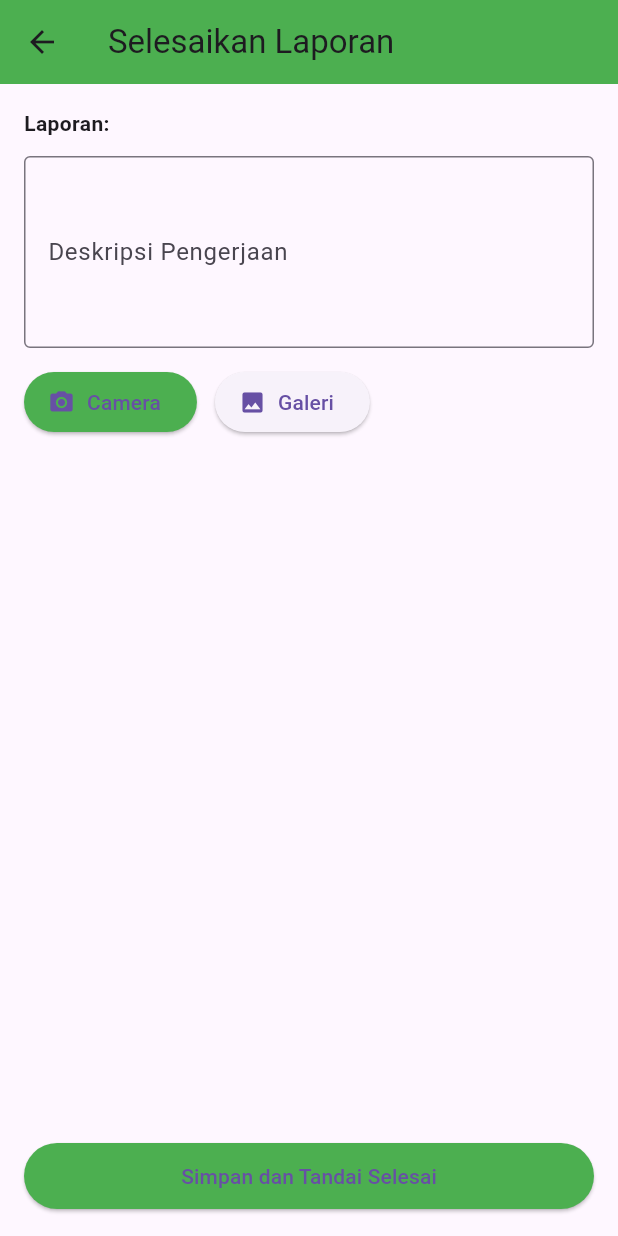
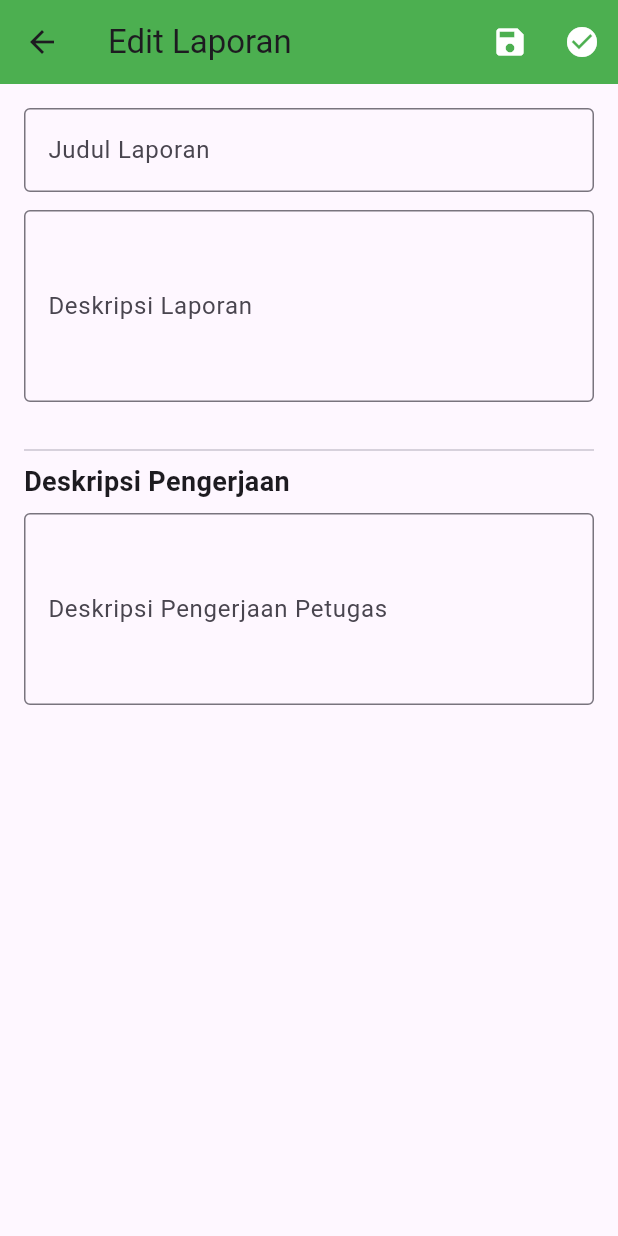
Before and after one commit to habibulloh333/EcoPatrol, a Flutter app: the DetailReportScreen screen opened directly with empty values, after a tap on "Tandai Selesai", on a phone screen of 412 x 824 dp. Run offline on Flutter 3.47's test engine with Material 3 defaults, Android fonts, the phone set to English and light mode, and no system bars; our stand-ins replace cloud_firestore, firebase_auth, firebase_core, flutter_riverpod, geolocator, image_picker and 2 more; accounts and stored records are empty.

Commit message:
mahasiswa 4

```diff
--- a/lib/screens/detail_report_screen.dart
+++ b/lib/screens/detail_report_screen.dart
@@ -1,8 +1,7 @@
-// lib/screens/detail_report_screen.dart (FINAL CODE)
-
 import 'package:flutter/material.dart';
 import 'package:flutter_riverpod/flutter_riverpod.dart';
 import 'package:intl/intl.dart';
+// Hapus: import 'dart:convert'; // HAPUS IMPORT BASE64
 
 import '../models/report_model.dart';
 import '../providers/report_provider.dart';
@@ -13,7 +12,7 @@ class DetailReportScreen extends ConsumerWidget {
 
   const DetailReportScreen({super.key, required this.report});
 
-  // WIDGET HELPER UNTUK MENAMPILKAN GAMBAR (Preview)
+  // WIDGET HELPER UNTUK MENAMPILKAN GAMBAR (Kembali menggunakan URL Network)
   Widget _buildImage(BuildContext context, String url) {
     if (url.isEmpty) {
       // Kotak jika foto tidak ada
@@ -28,18 +27,17 @@ class DetailReportScreen extends ConsumerWidget {
       );
     }
 
-    // Wrap dengan Padding di sini untuk memisahkan gambar secara vertikal
     return Padding(
       padding: const EdgeInsets.only(bottom: 10.0), // Padding di bawah gambar
       child: GestureDetector(
         onTap: () => _showFullImage(context, url), // Logika klik full screen
         child: ClipRRect(
           borderRadius: BorderRadius.circular(12),
-          child: Image.network(
+          child: Image.network( // KEMBALI KE Image.network
             url,
             height: 300,
             width: double.infinity,
-            fit: BoxFit.cover, // Kunci: Menjaga rasio aspek sambil memenuhi kotak
+            fit: BoxFit.cover,
             loadingBuilder: (ctx, child, progress) {
               if (progress == null) return child;
               return Container(height: 300, color: Colors.grey[200], child: const Center(child: CircularProgressIndicator()));
@@ -51,7 +49,7 @@ class DetailReportScreen extends ConsumerWidget {
     );
   }
 
-  // LOGIKA HELPER: TAMPILKAN FOTO FULL SIZE (UX Optimal)
+  // LOGIKA HELPER: TAMPILKAN FOTO FULL SIZE (Menggunakan URL Network)
   void _showFullImage(BuildContext context, String url) {
     if (url.isEmpty) return;
 
@@ -68,9 +66,9 @@ class DetailReportScreen extends ConsumerWidget {
             panEnabled: true,
             minScale: 0.5,
             maxScale: 4.0,
-            child: Image.network(
+            child: Image.network( // KEMBALI KE Image.network
               url,
-              fit: BoxFit.contain, // Mempertahankan rasio aspek di mode full screen
+              fit: BoxFit.contain,
               loadingBuilder: (ctx, child, progress) {
                 if (progress == null) return child;
                 return const Center(child: CircularProgressIndicator(color: Colors.white));
@@ -85,7 +83,7 @@ class DetailReportScreen extends ConsumerWidget {
     );
   }
 
-  // LOGIKA HAPUS (MEMANGGIL PROVIDER)
+  // LOGIKA HAPUS (MEMANGGIL PROVIDER) - Tidak diubah
   void _confirmDelete(BuildContext context, WidgetRef ref, String id) async {
     final ok = await showDialog<bool>(
       context: context,
@@ -117,17 +115,10 @@ class DetailReportScreen extends ConsumerWidget {
 
   @override
   Widget build(BuildContext context, WidgetRef ref) {
-    if (report == null) {
-      return Scaffold(
-        appBar: AppBar(title: const Text('Error Detail')),
-        body: const Center(
-          child: Text('Gagal memuat detail laporan. Data hilang saat navigasi.',
-              textAlign: TextAlign.center),
-        ),
-      );
-    }
+    final isSelesai = report.status.toLowerCase() == 'selesai';
 
-    final isSelesai = report.status.toLowerCase() == 'selesai';
+    // ASUMSI: report.imageUrl adalah String kosong jika tidak ada foto
+    final imageUrl = report.imageUrl.isEmpty ? '' : report.imageUrl;
 
     return Scaffold(
       appBar: AppBar(
@@ -147,7 +138,6 @@ class DetailReportScreen extends ConsumerWidget {
                 );
               },
             ),
-          // Jika ada IconButton lain, tambahkan di sini
         ],
 
       ),
@@ -158,8 +148,9 @@ class DetailReportScreen extends ConsumerWidget {
             crossAxisAlignment: CrossAxisAlignment.start,
             children: [
               // --- 1. FOTO BUKTI AWAL ---
-              _buildImage(context, report.imageUrl),
-              const SizedBox(height: 10), // Jarak setelah gambar
+              // Menggunakan URL/String yang ada
+              _buildImage(context, imageUrl),
+              const SizedBox(height: 10),
 
               // --- DETAIL DATA AWAL ---
               Text(report.title, style: const TextStyle(fontSize: 22, fontWeight: FontWeight.bold)),
@@ -193,22 +184,13 @@ class DetailReportScreen extends ConsumerWidget {
                 Text(report.completionDescription ?? 'Tidak ada deskripsi.'),
                 const SizedBox(height: 12),
 
-                if (report.completionPhotoUrl != null && report.completionPhotoUrl!.isNotEmpty)
-                  Column(
-                    crossAxisAlignment: CrossAxisAlignment.start,
-                    children: [
-                      Text('Foto Hasil Pengerjaan:', style: const TextStyle(fontWeight: FontWeight.w600)),
-                      const SizedBox(height: 8),
-                      // Tampilkan foto penyelesaian
-                      _buildImage(context, report.completionPhotoUrl!),
-                    ],
-                  ),
+                // HAPUS SEMUA LOGIKA FOTO PENYELESAIAN (completionPhotoUrl / completionPhotoBase64)
+
                 const SizedBox(height: 12),
                 Row(
                   children: [
                     const Icon(Icons.check_circle, size: 16, color: Colors.grey),
                     const SizedBox(width: 6),
-                    // Perbaikan Baris Waktu Selesai
                     Text('Selesai pada: ${report.completedAt != null
                         ? DateFormat('dd MMM yyyy, HH:mm').format(report.completedAt!)
                         : 'Waktu belum tersimpan'}'),
@@ -217,7 +199,7 @@ class DetailReportScreen extends ConsumerWidget {
                 const SizedBox(height: 18),
               ],
 
-              // --- Action buttons (MHS 4) ---
+              // --- Action buttons ---
               Row(
                 children: [
                   if (!isSelesai)
@@ -227,6 +209,7 @@ class DetailReportScreen extends ConsumerWidget {
                         icon: const Icon(Icons.check),
                         label: const Text('Tandai Selesai'),
                         onPressed: () async {
+                          // Navigasi ke EditScreen untuk menandai Selesai
                           await Navigator.push(
                             context,
                             MaterialPageRoute(
--- a/lib/screens/edit_report_screen.dart
+++ b/lib/screens/edit_report_screen.dart
@@ -1,12 +1,10 @@
-import 'dart:io';
-
 import 'package:flutter/material.dart';
 import 'package:flutter_riverpod/flutter_riverpod.dart';
-import 'package:image_picker/image_picker.dart';
-import 'package:firebase_storage/firebase_storage.dart';
 
 import '../models/report_model.dart';
 import '../providers/report_provider.dart';
+
+// Hapus import yang tidak diperlukan seperti 'dart:io', 'dart:convert', dan 'package:image_picker/image_picker.dart'
 
 class EditReportScreen extends ConsumerStatefulWidget {
   final ReportModel report;
@@ -19,125 +17,189 @@ class EditReportScreen extends ConsumerStatefulWidget {
 
 class _EditReportScreenState extends ConsumerState<EditReportScreen> {
   final _formKey = GlobalKey<FormState>();
-  final TextEditingController _doneDescController = TextEditingController();
-  File? _pickedImage;
-  final ImagePicker _picker = ImagePicker();
+
+  // Controller untuk data umum laporan
+  late final TextEditingController _titleController;
+  late final TextEditingController _descController;
+
+  // Controller untuk data penyelesaian
+  late final TextEditingController _doneDescController;
+
+  @override
+  void initState() {
+    super.initState();
+    // Inisialisasi controller Judul dan Deskripsi dengan data yang ada
+    _titleController = TextEditingController(text: widget.report.title);
+    _descController = TextEditingController(text: widget.report.description);
+
+    // Inisialisasi Deskripsi Pengerjaan dengan data yang sudah ada (jika sudah diisi sebelumnya)
+    _doneDescController = TextEditingController(text: widget.report.completionDescription ?? '');
+  }
 
   @override
   void dispose() {
+    _titleController.dispose();
+    _descController.dispose();
     _doneDescController.dispose();
     super.dispose();
   }
 
-  Future<void> _pickImage(ImageSource src) async {
-    final XFile? xfile = await _picker.pickImage(source: src, imageQuality: 80);
-    if (xfile != null) {
-      setState(() {
-        _pickedImage = File(xfile.path);
-      });
-    }
-  }
+  // =======================================================
+  // FUNGSI SUBMIT (Metadata Only)
+  // =======================================================
 
-  Future<void> _submit() async {
+  // FUNGSI 1: SIMPAN PERUBAHAN METADATA (Judul/Deskripsi)
+  Future<void> _submitEdit() async {
     if (!_formKey.currentState!.validate()) return;
 
     final updates = <String, dynamic>{
-      'status': 'selesai',
-      'doneDescription': _doneDescController.text.trim(),
+      'title': _titleController.text.trim(),
+      'description': _descController.text.trim(),
     };
-
-    if (_pickedImage != null) {
-      try {
-        final url = await _uploadDoneImage(_pickedImage!);
-        updates['doneImage'] = url;
-      } catch (e) {
-        if (context.mounted) {
-          ScaffoldMessenger.of(context).showSnackBar(SnackBar(content: Text('Gagal upload gambar: $e')));
-          return;
-        }
-      }
-    }
 
     try {
       await ref.read(reportProvider.notifier).updateReport(widget.report.id, updates);
       if (context.mounted) {
+        // Navigasi keluar setelah sukses
         Navigator.pop(context);
         ScaffoldMessenger.of(context).showSnackBar(const SnackBar(content: Text('Laporan berhasil diperbarui')));
       }
     } catch (e) {
       if (context.mounted) {
-        ScaffoldMessenger.of(context).showSnackBar(SnackBar(content: Text('Error: $e')));
+        ScaffoldMessenger.of(context).showSnackBar(SnackBar(content: Text('Error menyimpan perubahan: $e')));
       }
     }
   }
 
-  Future<String> _uploadDoneImage(File file) async {
-    final ts = DateTime.now().millisecondsSinceEpoch;
-    final ref = FirebaseStorage.instance.ref().child('done_images').child('${widget.report.id}_$ts.jpg');
-    final uploadTask = await ref.putFile(file);
-    final url = await ref.getDownloadURL();
-    return url;
+  // FUNGSI 2: MENANDAI SELESAI
+  Future<void> _submitComplete() async {
+    // Validasi form umum (Judul/Deskripsi)
+    if (!_formKey.currentState!.validate()) return;
+
+    // Cek apakah deskripsi pengerjaan diisi (Wajib untuk status Selesai)
+    if (_doneDescController.text.trim().isEmpty) {
+      if (context.mounted) {
+        ScaffoldMessenger.of(context).showSnackBar(const SnackBar(content: Text('Deskripsi Pengerjaan wajib diisi untuk menandai Selesai.')));
+        return;
+      }
+    }
+
+    final updates = <String, dynamic>{
+      // Update data laporan utama
+      'title': _titleController.text.trim(),
+      'description': _descController.text.trim(),
+
+      // Update status penyelesaian
+      'status': 'selesai',
+      'completionDescription': _doneDescController.text.trim(),
+      'completedAt': DateTime.now(),
+
+      // Catatan: completionPhotoUrl/Base64 tidak disentuh/dihapus, nilai lamanya dipertahankan.
+    };
+
+    try {
+      await ref.read(reportProvider.notifier).updateReport(widget.report.id, updates);
+      if (context.mounted) {
+        // Navigasi keluar setelah sukses
+        Navigator.pop(context);
+        ScaffoldMessenger.of(context).showSnackBar(const SnackBar(content: Text('Laporan berhasil diselesaikan!')));
+      }
+    } catch (e) {
+      if (context.mounted) {
+        ScaffoldMessenger.of(context).showSnackBar(SnackBar(content: Text('Error menyelesaikan laporan: $e')));
+      }
+    }
   }
+
 
   @override
   Widget build(BuildContext context) {
+    // Tentukan apakah ini mode 'Selesai' (yaitu, statusnya belum selesai)
+    final isNotSelesai = widget.report.status.toLowerCase() != 'selesai';
+
     return Scaffold(
-      appBar: AppBar(title: const Text('Selesaikan Laporan'), backgroundColor: Colors.green),
-      body: Padding(
+      appBar: AppBar(
+        title: const Text('Edit Laporan'),
+        backgroundColor: Colors.green,
+        actions: [
+          // TOMBOL 1: SIMPAN (Update data utama tanpa mengubah status)
+          IconButton(
+            icon: const Icon(Icons.save, color: Colors.white),
+            onPressed: _submitEdit, // Panggil fungsi Simpan
+            tooltip: 'Simpan Perubahan',
+          ),
+
+          // TOMBOL 2: SELESAI (Hanya muncul jika status BELUM Selesai)
+          if (isNotSelesai)
+            IconButton(
+              icon: const Icon(Icons.check_circle, color: Colors.white),
+              onPressed: _submitComplete, // Panggil fungsi Selesai
+              tooltip: 'Tandai Selesai',
+            ),
+        ],
+      ),
+      body: SingleChildScrollView(
         padding: const EdgeInsets.all(16.0),
         child: Form(
           key: _formKey,
           child: Column(
             crossAxisAlignment: CrossAxisAlignment.stretch,
             children: [
-              Text('Laporan: ${widget.report.title}', style: const TextStyle(fontWeight: FontWeight.bold)),
+              // --- FIELD EDIT JUDUL ---
+              TextFormField(
+                controller: _titleController,
+                decoration: const InputDecoration(
+                  labelText: 'Judul Laporan',
+                  border: OutlineInputBorder(),
+                ),
+                validator: (v) => (v == null || v.trim().isEmpty) ? 'Judul tidak boleh kosong' : null,
+              ),
               const SizedBox(height: 12),
+
+              // --- FIELD EDIT DESKRIPSI AWAL ---
+              TextFormField(
+                controller: _descController,
+                maxLines: 4,
+                decoration: const InputDecoration(
+                  labelText: 'Deskripsi Laporan',
+                  border: OutlineInputBorder(),
+                ),
+                validator: (v) => (v == null || v.trim().isEmpty) ? 'Deskripsi tidak boleh kosong' : null,
+              ),
+              const SizedBox(height: 24),
+
+              // --- DETAIL PENYELESAIAN ---
+              const Divider(),
+              const Text('Deskripsi Pengerjaan', style: TextStyle(fontSize: 18, fontWeight: FontWeight.bold)),
+              const SizedBox(height: 8),
+
               TextFormField(
                 controller: _doneDescController,
                 maxLines: 4,
                 decoration: const InputDecoration(
-                  labelText: 'Deskripsi Pengerjaan',
+                  labelText: 'Deskripsi Pengerjaan Petugas',
                   border: OutlineInputBorder(),
                 ),
-                validator: (v) => (v == null || v.trim().isEmpty) ? 'Isi deskripsi pengerjaan' : null,
+                // Matikan input jika sudah selesai dan hanya boleh dilihat
+                enabled: isNotSelesai,
               ),
               const SizedBox(height: 12),
 
-              Row(
-                children: [
-                  ElevatedButton.icon(
-                    style: ElevatedButton.styleFrom(backgroundColor: Colors.green),
-                    onPressed: () => _pickImage(ImageSource.camera),
-                    icon: const Icon(Icons.camera_alt),
-                    label: const Text('Camera'),
+              const SizedBox(height: 30),
+
+              // Teks peringatan jika sudah selesai
+              if (!isNotSelesai)
+                Container(
+                  padding: const EdgeInsets.all(12),
+                  decoration: BoxDecoration(
+                    color: Colors.green.shade100,
+                    borderRadius: BorderRadius.circular(8),
                   ),
-                  const SizedBox(width: 12),
-                  ElevatedButton.icon(
-                    onPressed: () => _pickImage(ImageSource.gallery),
-                    icon: const Icon(Icons.photo),
-                    label: const Text('Galeri'),
+                  child: Text(
+                      'Laporan ini sudah ditandai sebagai Selesai. Anda dapat memperbarui Judul atau Deskripsi awal laporan, tetapi Deskripsi Pengerjaan tidak dapat diubah.',
+                      style: TextStyle(color: Colors.green.shade800)
                   ),
-                ],
-              ),
-
-              const SizedBox(height: 12),
-
-              if (_pickedImage != null)
-                SizedBox(
-                  height: 150,
-                  child: ClipRRect(borderRadius: BorderRadius.circular(8), child: Image.file(_pickedImage!, fit: BoxFit.cover)),
                 ),
-
-              const Spacer(),
-
-              ElevatedButton(
-                style: ElevatedButton.styleFrom(backgroundColor: Colors.green),
-                onPressed: _submit,
-                child: const Padding(
-                  padding: EdgeInsets.symmetric(vertical: 12.0),
-                  child: Text('Simpan dan Tandai Selesai'),
-                ),
-              ),
             ],
           ),
         ),
--- a/lib/widgets/report_item.dart
+++ b/lib/widgets/report_item.dart
@@ -12,7 +12,6 @@ class ReportItem extends StatelessWidget {
 
   @override
   Widget build(BuildContext context) {
-    // Logika Warna: Hijau jika selesai, Merah/Oranye jika pending
     final isSelesai = report.status.toLowerCase() == 'selesai';
     final statusColor = isSelesai ? Colors.green : Colors.orange;
     final statusText = isSelesai ? "Selesai" : "Pending";
@@ -29,7 +28,7 @@ class ReportItem extends StatelessWidget {
           child: Row(
             crossAxisAlignment: CrossAxisAlignment.start,
             children: [
-              // 1. FOTO (KIRI)
+
               ClipRRect(
                 borderRadius: BorderRadius.circular(8),
                 child: Container(
@@ -42,7 +41,6 @@ class ReportItem extends StatelessWidget {
 
               const SizedBox(width: 12),
 
-              // 2. TEXT INFO (TENGAH)
               Expanded(
                 child: Column(
                   crossAxisAlignment: CrossAxisAlignment.start,
@@ -85,7 +83,6 @@ class ReportItem extends StatelessWidget {
                 ),
               ),
 
-              // 3. BADGE STATUS (KANAN)
               Container(
                 padding: const EdgeInsets.symmetric(horizontal: 8, vertical: 4),
                 decoration: BoxDecoration(
@@ -109,7 +106,6 @@ class ReportItem extends StatelessWidget {
     );
   }
 
-  // Helper untuk menampilkan gambar file lokal vs placeholder
   Widget _buildImage(String path) {
     if (path.isEmpty) return const Icon(Icons.image, color: Colors.grey);
     final file = File(path);
--- a/lib/widgets/summary_card.dart
+++ b/lib/widgets/summary_card.dart
@@ -18,13 +18,10 @@ class SummaryCard extends StatelessWidget {
         child: Row(
           mainAxisAlignment: MainAxisAlignment.spaceAround,
           children: [
-            // Bagian Kiri: Total Laporan
             _buildStatItem("Total Laporan", total.toString(), Icons.assignment),
 
-            // Garis Pemisah Putih
             Container(height: 40, width: 1, color: Colors.white54),
 
-            // Bagian Kanan: Laporan Selesai
             _buildStatItem("Selesai", selesai.toString(), Icons.check_circle),
           ],
         ),
@@ -32,7 +29,6 @@ class SummaryCard extends StatelessWidget {
     );
   }
 
-  // Widget kecil untuk menyusun Ikon + Angka + Label
   Widget _buildStatItem(String label, String value, IconData icon) {
     return Column(
       children: [
```
